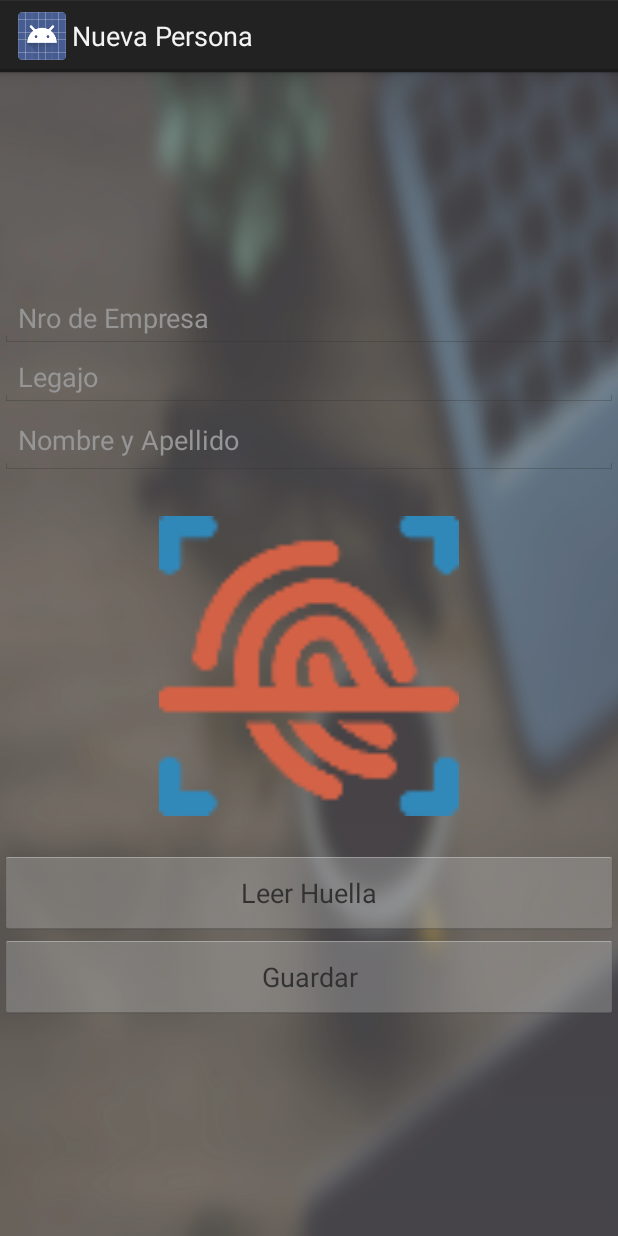
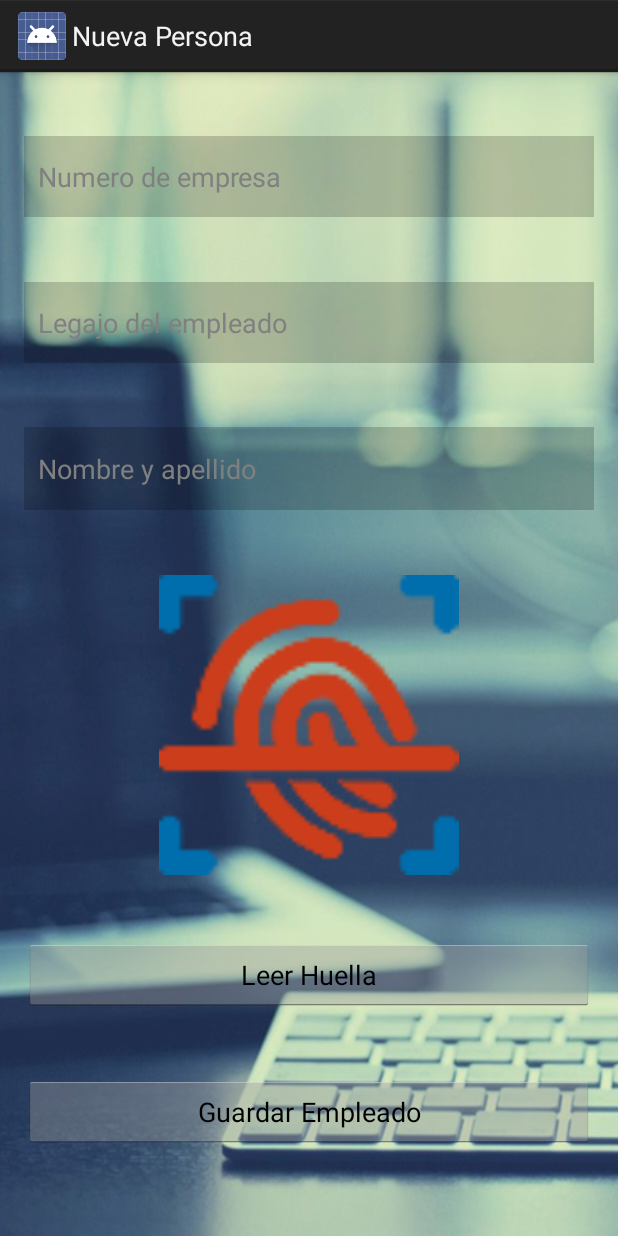
Before and after one commit to mleivaDesarrollos/BioMovilUsb, an Android app: the screen it shows after launch (EnrolActivity before the commit, Enroll after it), in the options menu, after a tap on "Nuevo Usuario", on a phone screen of 412 x 824 dp. Run offline under Robolectric (Android 15) with nearby library versions, the phone set to English and light mode, and no system bars; 11 statements that could not run were skipped.

Commit message:
Modificado el layout de Enrolamiento. Inicio de modificaciones de listado de empleados alamcenado en la base de datos

```diff
--- a/app/build.gradle
+++ b/app/build.gradle
@@ -25,4 +25,5 @@ dependencies {
     //   implementation 'com.android.support:support-vector-drawable:26.1.0'
     //  implementation 'com.android.support.constraint:constraint-layout:1.1.3'
     implementation 'com.android.support.constraint:constraint-layout:1.1.3'
+    implementation 'com.android.support:appcompat-v7:26.1.0'
 }
--- a/app/src/main/java/io/apps4u/fpmobile/MainActivity.java
+++ b/app/src/main/java/io/apps4u/fpmobile/MainActivity.java
@@ -207,7 +207,7 @@ public class MainActivity extends Activity {
 		btnMenuEnrol.setOnClickListener(new View.OnClickListener() {
 			@Override
 			public void onClick(View v) {
-                Intent intent = new Intent(getApplicationContext(),EnrolActivity.class);
+                Intent intent = new Intent(getApplicationContext(),Enroll.class);
                 startActivity(intent);
 
             }
@@ -406,7 +406,7 @@ public class MainActivity extends Activity {
     public boolean onOptionsItemSelected(MenuItem item) {
         switch(item.getItemId()) {
             case R.id.action_enrol:
-                Intent intentEnrol = new Intent(this, EnrolActivity.class);
+                Intent intentEnrol = new Intent(this, Enroll.class);
                 this.startActivity(intentEnrol);
                 break;
             case R.id.action_settings:
--- /dev/null
+++ b/app/src/main/res/layout/activity_enroll.xml
@@ -0,0 +1,111 @@
+<?xml version="1.0" encoding="utf-8"?>
+<android.support.constraint.ConstraintLayout xmlns:android="http://schemas.android.com/apk/res/android"
+    xmlns:app="http://schemas.android.com/apk/res-auto"
+    xmlns:tools="http://schemas.android.com/tools"
+    android:layout_width="match_parent"
+    android:layout_height="match_parent"
+    android:background="@drawable/background"
+    tools:context=".Enroll">
+
+    <EditText
+        android:id="@+id/txtCompanyID"
+        android:layout_width="0dp"
+        android:layout_height="54dp"
+        android:layout_marginStart="16dp"
+        android:layout_marginTop="16dp"
+        android:layout_marginEnd="16dp"
+        android:background="@color/slight_dark_with_transparency"
+        android:ems="10"
+        android:hint="@string/hint_company_number"
+        android:inputType="textPersonName"
+        android:paddingLeft="9dp"
+        android:textColor="@android:color/white"
+        app:layout_constraintBottom_toTopOf="@+id/txtEmployeeNumber"
+        app:layout_constraintEnd_toEndOf="parent"
+        app:layout_constraintHorizontal_bias="0.5"
+        app:layout_constraintStart_toStartOf="parent"
+        app:layout_constraintTop_toTopOf="parent" />
+
+    <EditText
+        android:id="@+id/txtEmployeeNumber"
+        android:layout_width="0dp"
+        android:layout_height="54dp"
+        android:layout_marginStart="16dp"
+        android:layout_marginTop="16dp"
+        android:layout_marginEnd="16dp"
+        android:background="@color/slight_dark_with_transparency"
+        android:ems="10"
+        android:hint="@string/hint_employee_number"
+        android:inputType="textPersonName"
+        android:paddingLeft="9dp"
+        android:textColor="@android:color/white"
+        app:layout_constraintBottom_toTopOf="@+id/txtEmployeFullname"
+        app:layout_constraintEnd_toEndOf="parent"
+        app:layout_constraintHorizontal_bias="0.5"
+        app:layout_constraintStart_toStartOf="parent"
+        app:layout_constraintTop_toBottomOf="@+id/txtCompanyID" />
+
+    <EditText
+        android:id="@+id/txtEmployeFullname"
+        android:layout_width="0dp"
+        android:layout_height="55dp"
+        android:layout_marginStart="16dp"
+        android:layout_marginTop="16dp"
+        android:layout_marginEnd="16dp"
+        android:background="@color/slight_dark_with_transparency"
+        android:ems="10"
+        android:hint="@string/hint_employee_fullname"
+        android:inputType="textPersonName"
+        android:paddingLeft="9dp"
+        android:textColor="@android:color/white"
+        app:layout_constraintBottom_toTopOf="@+id/fpImage"
+        app:layout_constraintEnd_toEndOf="parent"
+        app:layout_constraintHorizontal_bias="0.5"
+        app:layout_constraintStart_toStartOf="parent"
+        app:layout_constraintTop_toBottomOf="@+id/txtEmployeeNumber" />
+
+    <ImageView
+        android:id="@+id/fpImage"
+        android:layout_width="317dp"
+        android:layout_height="200dp"
+        android:layout_marginStart="16dp"
+        android:layout_marginTop="16dp"
+        android:layout_marginEnd="16dp"
+        android:adjustViewBounds="false"
+        android:cropToPadding="false"
+        android:src="@drawable/ic_launcher"
+        app:layout_constraintBottom_toTopOf="@+id/btnScanear"
+        app:layout_constraintEnd_toEndOf="parent"
+        app:layout_constraintHorizontal_bias="0.5"
+        app:layout_constraintStart_toStartOf="parent"
+        app:layout_constraintTop_toBottomOf="@+id/txtEmployeFullname" />
+
+    <Button
+        android:id="@+id/btnScanear"
+        android:layout_width="0dp"
+        android:layout_height="wrap_content"
+        android:layout_marginStart="16dp"
+        android:layout_marginTop="16dp"
+        android:layout_marginEnd="16dp"
+        android:text="@string/button_read_fingerprint"
+        app:layout_constraintBottom_toTopOf="@+id/btnGuardar"
+        app:layout_constraintEnd_toEndOf="parent"
+        app:layout_constraintHorizontal_bias="0.5"
+        app:layout_constraintStart_toStartOf="parent"
+        app:layout_constraintTop_toBottomOf="@+id/fpImage" />
+
+    <Button
+        android:id="@+id/btnGuardar"
+        android:layout_width="0dp"
+        android:layout_height="wrap_content"
+        android:layout_marginStart="16dp"
+        android:layout_marginTop="16dp"
+        android:layout_marginEnd="16dp"
+        android:layout_marginBottom="32dp"
+        android:text="@string/button_save_new_enroll"
+        app:layout_constraintBottom_toBottomOf="parent"
+        app:layout_constraintEnd_toEndOf="parent"
+        app:layout_constraintHorizontal_bias="0.5"
+        app:layout_constraintStart_toStartOf="parent"
+        app:layout_constraintTop_toBottomOf="@+id/btnScanear" />
+</android.support.constraint.ConstraintLayout>
--- a/app/src/main/res/values/colors.xml
+++ b/app/src/main/res/values/colors.xml
@@ -7,4 +7,5 @@
     <color name="yellow">#FFBB33</color>
     <color name="verde">#40A99C</color>
     <color name="azul">#337ab7</color>
+    <color name="slight_dark_with_transparency">#30000000</color>
 </resources>
--- a/app/src/main/res/values/strings.xml
+++ b/app/src/main/res/values/strings.xml
@@ -18,6 +18,13 @@
     <string name="txt_fichaok">Ficho Ok </string>
     <string name="txt_fichafail">Error al verificar la huella</string>
     <string name="title_activity_enrol">Nueva Persona</string>
+    <!--Strings related to new enroll-->
+    <string name="hint_company_number">Numero de empresa</string>
+    <string name="hint_employee_number">Legajo del empleado</string>
+    <string name="hint_employee_fullname">Nombre y apellido</string>
+    <string name="button_read_fingerprint">Leer Huella</string>
+    <string name="button_save_new_enroll">Guardar Empleado</string>
+
 
     <!-- Strings related to Settings -->
 
```
Also changed, not shown: app/src/main/AndroidManifest.xml (+2 -5 lines), app/src/main/java/io/apps4u/fpmobile/EnrolActivity.java (deleted, +0 -250 lines), app/src/main/java/io/apps4u/fpmobile/Enroll.java (added, +244 -0 lines), app/src/main/java/io/apps4u/fpmobile/VerEmpleados.java (+10 -5 lines), app/src/main/res/layout/activity_main.xml (+10 -9 lines), app/src/main/res/layout/activity_ver_empleados.xml (+17 -9 lines), app/src/main/res/layout/empreado_list.xml (+43 -11 lines), app/src/main/res/values/attrs_empleado_list.xml (added, +8 -0 lines), app/src/main/res/drawable-xxhdpi/background.jpg (added), app/src/main/res/drawable-xxxhdpi/background.jpg (added), app/src/main/res/drawable/Copia de icon.png (deleted), 1107 other files.
